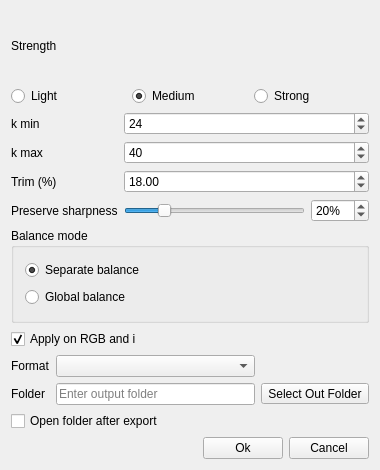
Before: the Qt Designer form src/gui/forms/DialogColorBalanceFilter.ui in open-scan-crew/OpenScanTools, drawn with Qt 5.
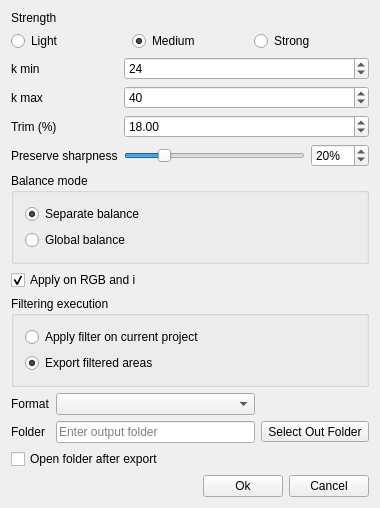
After: the same form once the commit is applied. Icons and pictures are not drawn.

Commit message: Add execution-mode UI and export field toggling for SO/CB dialogs

```diff
--- a/src/gui/forms/DialogColorBalanceFilter.ui
+++ b/src/gui/forms/DialogColorBalanceFilter.ui
@@ -214,6 +214,32 @@
      </property>
     </widget>
    </item>
+   <item>
+    <widget class="QGroupBox" name="groupBox_execution">
+     <property name="title">
+      <string>Filtering execution</string>
+     </property>
+     <layout class="QVBoxLayout" name="verticalLayout_execution">
+      <item>
+       <widget class="QRadioButton" name="radioButton_applyOnCurrentProject">
+        <property name="text">
+         <string>Apply filter on current project</string>
+        </property>
+       </widget>
+      </item>
+      <item>
+       <widget class="QRadioButton" name="radioButton_exportFilteredAreas">
+        <property name="text">
+         <string>Export filtered areas</string>
+        </property>
+        <property name="checked">
+         <bool>true</bool>
+        </property>
+       </widget>
+      </item>
+     </layout>
+    </widget>
+   </item>
    <item>
     <layout class="QGridLayout" name="gridLayout_folder">
      <item row="0" column="0">
```
The commit also changes 14 other files.
